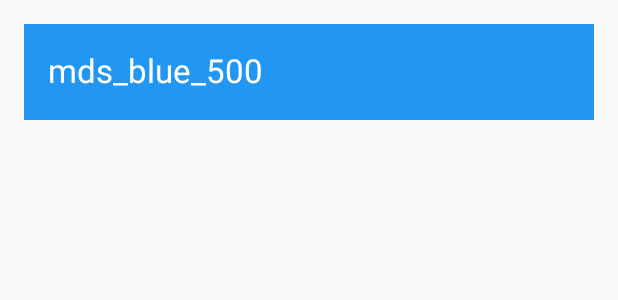
After one commit to androidessence/MaterialDesignSpecs, an Android app: the layout list_item_color.xml on its own in the app's theme, with its tools: preview values and no code run, on a phone screen of 412 x 824 dp. The commit adds this screen. Shown: the top 300 px of the screen. Run offline under Robolectric (Android 15) with nearby library versions, the phone set to English and light mode, and no system bars.

Commit message:
Added basic color picker for #3. Still need to add a callback when a color is selected, as well as allow the user to pick which colors are sent.

```diff
--- a/build.gradle
+++ b/build.gradle
@@ -21,7 +21,7 @@ allprojects {
     ext {
         androidCompileSdkVersion = 25
         androidBuildToolsVersion = "25.0.2"
-        androidMinSdkVersion = 7
+        androidMinSdkVersion = 9
         androidTargetSdkVersion = 25
 
         supportLibraryVersion = "25.3.1"
--- a/lib/build.gradle
+++ b/lib/build.gradle
@@ -29,6 +29,9 @@ android {
 dependencies {
     compile fileTree(dir: 'libs', include: ['*.jar'])
     testCompile 'junit:junit:4.12'
+
+    compile "com.android.support:appcompat-v7:${supportLibraryVersion}"
+    compile "com.android.support:recyclerview-v7:${supportLibraryVersion}"
 }
 
 apply from: 'https://raw.githubusercontent.com/blundell/release-android-library/master/android-release-aar.gradle'
--- /dev/null
+++ b/lib/src/main/res/layout/dialog_color.xml
@@ -0,0 +1,6 @@
+<?xml version="1.0" encoding="utf-8"?>
+<android.support.v7.widget.RecyclerView xmlns:android="http://schemas.android.com/apk/res/android"
+    android:layout_width="match_parent"
+    android:layout_height="match_parent">
+
+</android.support.v7.widget.RecyclerView>
--- /dev/null
+++ b/lib/src/main/res/layout/list_item_color.xml
@@ -0,0 +1,17 @@
+<?xml version="1.0" encoding="utf-8"?>
+<RelativeLayout xmlns:android="http://schemas.android.com/apk/res/android"
+    android:layout_width="match_parent"
+    android:layout_height="?android:attr/listPreferredItemHeight"
+    xmlns:tools="http://schemas.android.com/tools"
+    android:layout_margin="16dp"
+    android:background="@color/mds_blue_500">
+
+    <TextView
+        android:layout_width="match_parent"
+        android:layout_height="wrap_content"
+        android:layout_margin="16dp"
+        android:textColor="@android:color/white"
+        android:textAppearance="?android:attr/textAppearanceLarge"
+        tools:text="mds_blue_500"/>
+
+</RelativeLayout>
```
Also changed, not shown: lib/src/main/java/com/androidessence/materialdesignspecs/ColorDialog.java (added, +88 -0 lines), sample/src/main/java/com/androidessence/materialdesignspecs/sample/MainActivity.java (+4 -25 lines).
